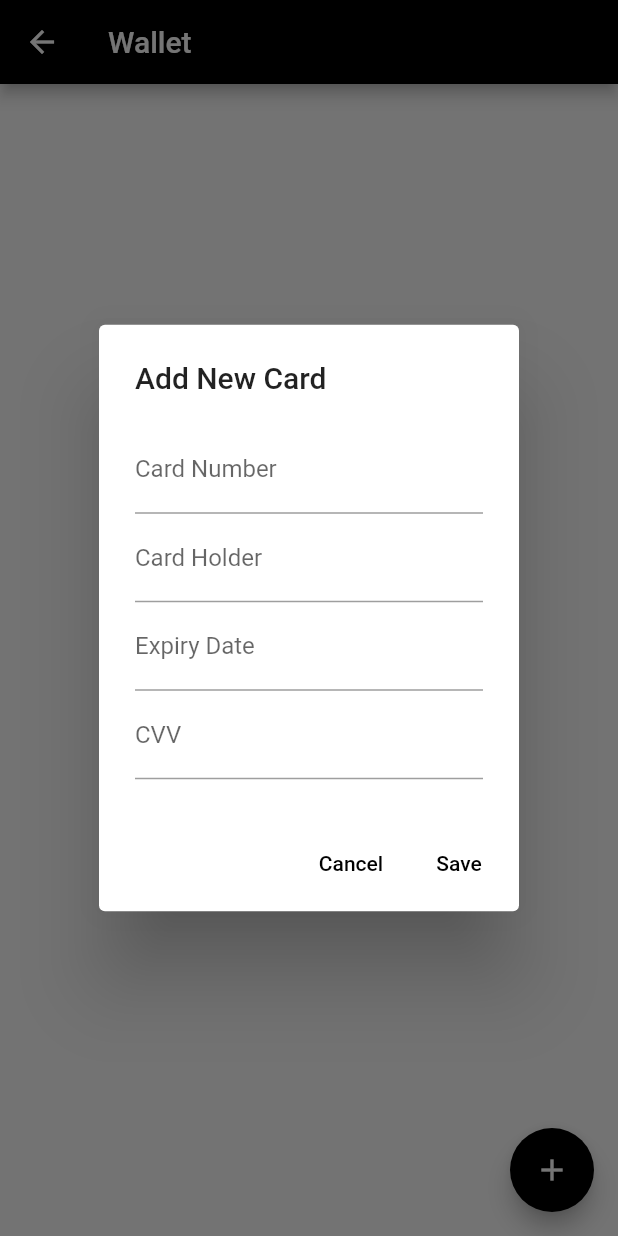
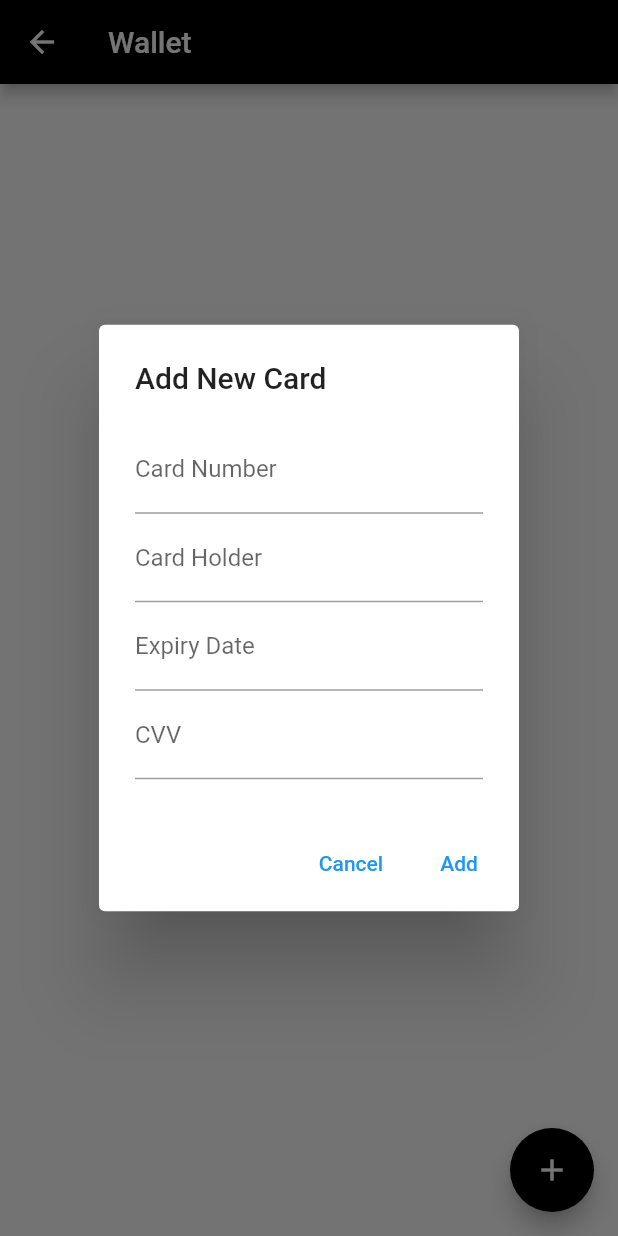
Before and after one commit to helenajullia/SwipeAway, a Flutter app: the WalletPage screen opened directly, after a tap on the "add" icon, on a phone screen of 412 x 824 dp. Run offline on Flutter 3.47's test engine with Material 2 defaults, Android fonts, the phone set to English and light mode, and no system bars; our stand-ins replace cloud_firestore, firebase_auth, firebase_core, firebase_database, get, google_fonts; accounts and stored records are empty.

```diff
--- a/lib/authentication/choosing_authOption.dart
+++ b/lib/authentication/choosing_authOption.dart
@@ -1,5 +1,5 @@
 import 'package:flutter/material.dart';
-import 'package:swipe_away/authentication/signUp.dart';
+import 'package:swipe_away/authentication/SignUp.dart';
 import 'package:swipe_away/authentication/login.dart';
 
 class ChoosingAuthOption extends StatelessWidget {
--- a/lib/authentication/login.dart
+++ b/lib/authentication/login.dart
@@ -3,7 +3,7 @@ import 'package:google_fonts/google_fonts.dart';
 import 'package:firebase_auth/firebase_auth.dart';
 import 'package:cloud_firestore/cloud_firestore.dart';
 import 'package:swipe_away/authentication/forgot_thePassword.dart';
-import 'package:swipe_away/authentication/signUp.dart';
+import 'package:swipe_away/authentication/SignUp.dart';
 import 'package:swipe_away/home/search_page.dart';
 
 import '../adminService/adminInterface.dart';
--- a/lib/home/myAccount/settings/settingsPage.dart
+++ b/lib/home/myAccount/settings/settingsPage.dart
@@ -4,7 +4,7 @@ import 'package:swipe_away/home/myAccount/settings/changePassword.dart';
 import 'package:swipe_away/home/myAccount/settings/themePage.dart';
 import 'package:swipe_away/home/myAccount/settings/walletPage.dart';
 
-import 'notificationSettingsPage.dart';
+//import 'notificationSettingsPage.dart';
 
 class SettingsPage extends StatelessWidget {
   @override
@@ -33,10 +33,8 @@ class SettingsPage extends StatelessWidget {
               leading: Icon(Icons.notifications),
               onTap: () {
                 // This will push the ThemePage onto the navigation stack
-                Navigator.of(context).push(MaterialPageRoute(
-                  builder: (context) => NotificationSettingsPage(), // Replace ThemePage with your actual theme page widget
-                ));
-              },
+
+              }
             ),
             ListTile(
               title: Text('Wallet', style: GoogleFonts.roboto()),
--- a/lib/home/myAccount/settings/walletPage.dart
+++ b/lib/home/myAccount/settings/walletPage.dart
@@ -81,6 +81,7 @@ class _WalletPageState extends State<WalletPage> {
   }
 
   String formatCardNumber(String cardNumber) {
+    // Remove any existing whitespace and then add spaces every 4 digits
     final noSpaces = cardNumber.replaceAll(RegExp(r'\s+'), '');
     List<String> splitNumbers = [];
     for (int i = 0; i < noSpaces.length; i += 4) {
@@ -103,10 +104,11 @@ class _WalletPageState extends State<WalletPage> {
           .collection('users')
           .doc(user.uid)
           .collection('cards')
-          .doc(card.id)
+          .doc(card.id)  // <- Use the stored document ID here
           .delete();
       print('Card deleted from Firestore');
 
+      // After successful deletion, remove the card from the local list as well
       setState(() {
         _cards.removeWhere((item) => item.id == card.id);
       });
@@ -115,6 +117,7 @@ class _WalletPageState extends State<WalletPage> {
       print('Error deleting card: $e');
     }
   }
+
 
 
   Future<void> addCardToUserSubcollection({
@@ -174,9 +177,7 @@ class _WalletPageState extends State<WalletPage> {
     showDialog(
       context: context,
       builder: (context) => AlertDialog(
-        title: Text('Add New Card',
-            style: GoogleFonts.roboto(),
-        ),
+        title: Text('Add New Card'),
         content: Form(
           key: _formKey,
           child: Column(
@@ -184,18 +185,10 @@ class _WalletPageState extends State<WalletPage> {
             children: <Widget>[
               TextFormField(
                 controller: _cardNumberController,
-                decoration: InputDecoration(labelText: 'Card Number',
-                  labelStyle: TextStyle(
-                    color: Colors.black.withOpacity(0.6), // Set color of label text
-                  ),
-                  focusedBorder: UnderlineInputBorder(
-                    borderSide: BorderSide(color: Colors.black.withOpacity(0.6)),
-                  ),
-                ),
+                decoration: InputDecoration(labelText: 'Card Number'),
                 keyboardType: TextInputType.number,
-                cursorColor: Colors.black.withOpacity(0.6),
                 validator: (value) {
-                  if (value == null || value.isEmpty || value.length!=16) {
+                  if (value == null || value.isEmpty) {
                     return 'Please enter card number';
                   }
                   return null;
@@ -203,15 +196,7 @@ class _WalletPageState extends State<WalletPage> {
               ),
               TextFormField(
                 controller: _cardHolderController,
-                decoration: InputDecoration(labelText: 'Card Holder',
-                  labelStyle: TextStyle(
-                    color: Colors.black.withOpacity(0.6),
-                  ),
-                  focusedBorder: UnderlineInputBorder(
-                    borderSide: BorderSide(color: Colors.black.withOpacity(0.6)),
-                  ),
-                ),
-                cursorColor: Colors.black.withOpacity(0.6),
+                decoration: InputDecoration(labelText: 'Card Holder'),
                 validator: (value) {
                   if (value == null || value.isEmpty) {
                     return 'Please enter card holder name';
@@ -221,15 +206,7 @@ class _WalletPageState extends State<WalletPage> {
               ),
               TextFormField(
                 controller: _expiryDateController,
-                decoration: InputDecoration(labelText: 'Expiry Date',
-                  labelStyle: TextStyle(
-                    color: Colors.black.withOpacity(0.6),
-                  ),
-                  focusedBorder: UnderlineInputBorder(
-                    borderSide: BorderSide(color: Colors.black.withOpacity(0.6)),
-                  ),
-                ),
-                cursorColor: Colors.black.withOpacity(0.6),
+                decoration: InputDecoration(labelText: 'Expiry Date'),
                 validator: (value) {
                   if (value == null || value.isEmpty) {
                     return 'Please enter expiry date';
@@ -239,16 +216,7 @@ class _WalletPageState extends State<WalletPage> {
               ),
               TextFormField(
                 controller: _cvvController,
-                decoration: InputDecoration(labelText: 'CVV',
-                  labelStyle: TextStyle(
-                    color: Colors.black.withOpacity(0.6),
-                  ),
-                  focusedBorder: UnderlineInputBorder(
-                    borderSide: BorderSide(color: Colors.black.withOpacity(0.6)),
-                  ),
-                ),
-                cursorColor: Colors.black.withOpacity(0.6),
-                keyboardType: TextInputType.number,
+                decoration: InputDecoration(labelText: 'CVV'),
                 obscureText: true,
                 validator: (value) {
                   if (value == null || value.isEmpty) {
@@ -260,26 +228,15 @@ class _WalletPageState extends State<WalletPage> {
             ],
           ),
         ),
-        actions: <Widget>[TextButton(
-          child: Text(
-            'Cancel',
-            style: GoogleFonts.roboto(
-              color: Colors.black, // Color of the text
-            ),
+        actions: <Widget>[
+          TextButton(
+            child: Text('Cancel'),
+            onPressed: () {
+              Navigator.of(context).pop(); // Close the dialog
+            },
           ),
-          onPressed: () {
-            Navigator.of(context).pop(); // Close the dialog
-          },
-        ),
-
           TextButton(
-            child: Text(
-              'Save',
-              style: GoogleFonts.roboto(
-                color: Colors.black, // Sets the text color to black
-                // You can also set the font weight, size, etc. as needed
-              ),
-            ),
+            child: Text('Add'),
             onPressed: _addCard, // Call the method to handle adding card
           ),
         ],
--- a/lib/main.dart
+++ b/lib/main.dart
@@ -3,7 +3,7 @@ import 'package:get/get.dart';
 import 'package:firebase_core/firebase_core.dart';
 import 'package:swipe_away/authentication/choosing_authOption.dart';
 import 'authentication/login.dart';
-import 'home/myAccount/settings/notificationSettingsPage.dart';
+//import 'home/myAccount/settings/notificationSettingsPage.dart';
 import 'home/myAccount/settings/themePage.dart';
 import 'introScreen/intro_page.dart';
 import 'dart:async';
@@ -14,7 +14,7 @@ void main() async {
   WidgetsFlutterBinding.ensureInitialized();
   await Firebase.initializeApp(options: firebaseOptions);
   runApp(MyApp());
-  Get.lazyPut(() => NotificationController());
+  //Get.lazyPut(() => NotificationController());
 }
 
 class ThemeController extends GetxController {
```
